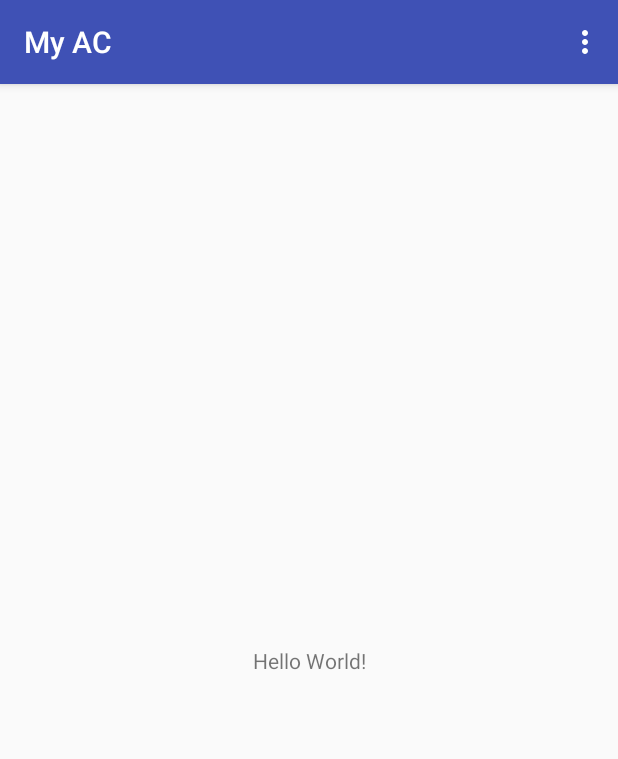
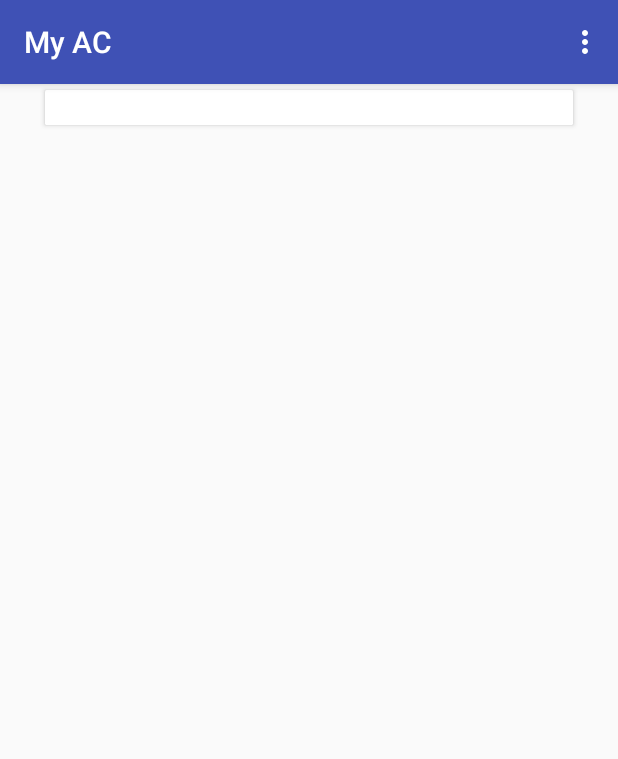
Before and after one commit to zmeyka/MyAC, an Android app: the screen it shows after launch (MainActivity), on a phone screen of 412 x 824 dp. Shown: the top 759 px of the screen. Run offline under Robolectric (Android 15) with nearby library versions, the phone set to English and light mode, and no system bars.

Commit message:
add CardView for displaying info

```diff
--- a/app/build.gradle
+++ b/app/build.gradle
@@ -28,4 +28,5 @@ dependencies {
     testImplementation 'junit:junit:4.12'
     androidTestImplementation 'com.android.support.test:runner:1.0.1'
     androidTestImplementation 'com.android.support.test.espresso:espresso-core:3.0.1'
+    implementation 'com.android.support:cardview-v7:26.1.0'
 }
--- a/app/src/main/res/layout/content_main.xml
+++ b/app/src/main/res/layout/content_main.xml
@@ -8,13 +8,25 @@
     tools:context="com.example.aleksey.myac.MainActivity"
     tools:showIn="@layout/activity_main">
 
+
+    <android.support.v7.widget.CardView
+        android:layout_width="352dp"
+        android:layout_height="wrap_content"
+        android:layout_marginBottom="4dp"
+        android:layout_marginEnd="16dp"
+        android:layout_marginStart="16dp"
+        android:layout_marginTop="4dp"
+        app:cardCornerRadius="@dimen/cardview_compat_inset_shadow"
+        app:contentPadding="@dimen/cardview_default_radius"
+        app:layout_constraintEnd_toEndOf="parent"
+        app:layout_constraintStart_toStartOf="parent"
+        app:layout_constraintTop_toTopOf="parent" >
+
     <TextView
-        android:layout_width="wrap_content"
-        android:layout_height="wrap_content"
-        android:text="Hello World!"
-        app:layout_constraintBottom_toBottomOf="parent"
-        app:layout_constraintLeft_toLeftOf="parent"
-        app:layout_constraintRight_toRightOf="parent"
-        app:layout_constraintTop_toTopOf="parent" />
+        android:layout_width="match_parent"
+        android:layout_height="match_parent"
+        android:id="@+id/info_text"/>
+
+    </android.support.v7.widget.CardView>
 
 </android.support.constraint.ConstraintLayout>
```
